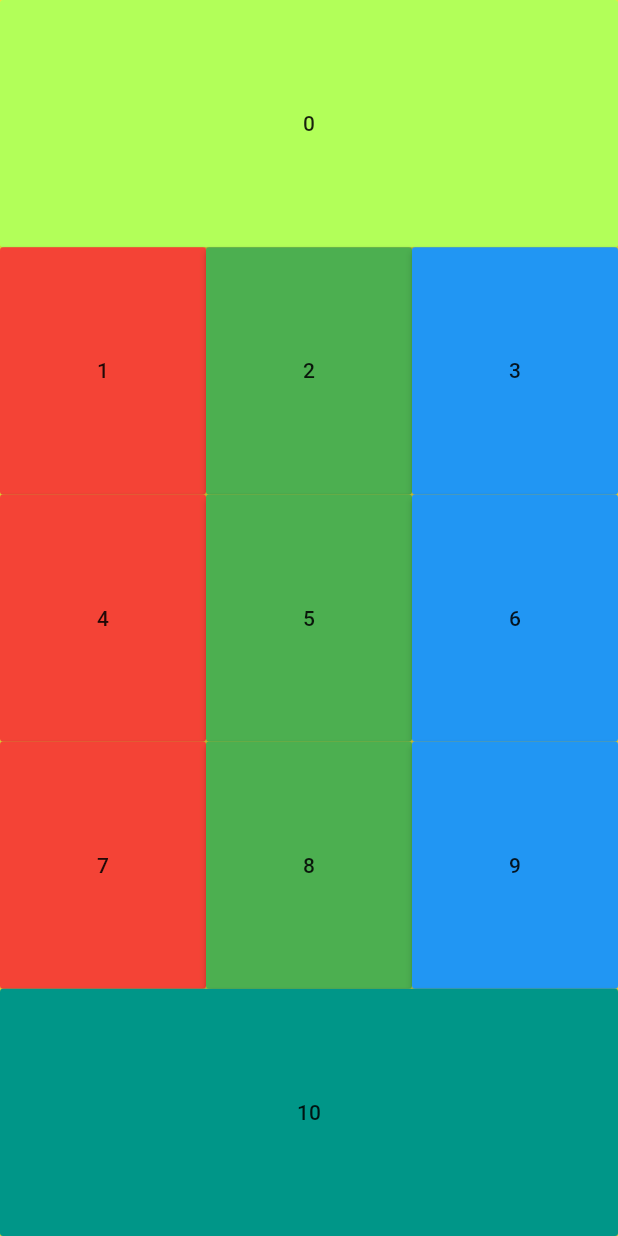
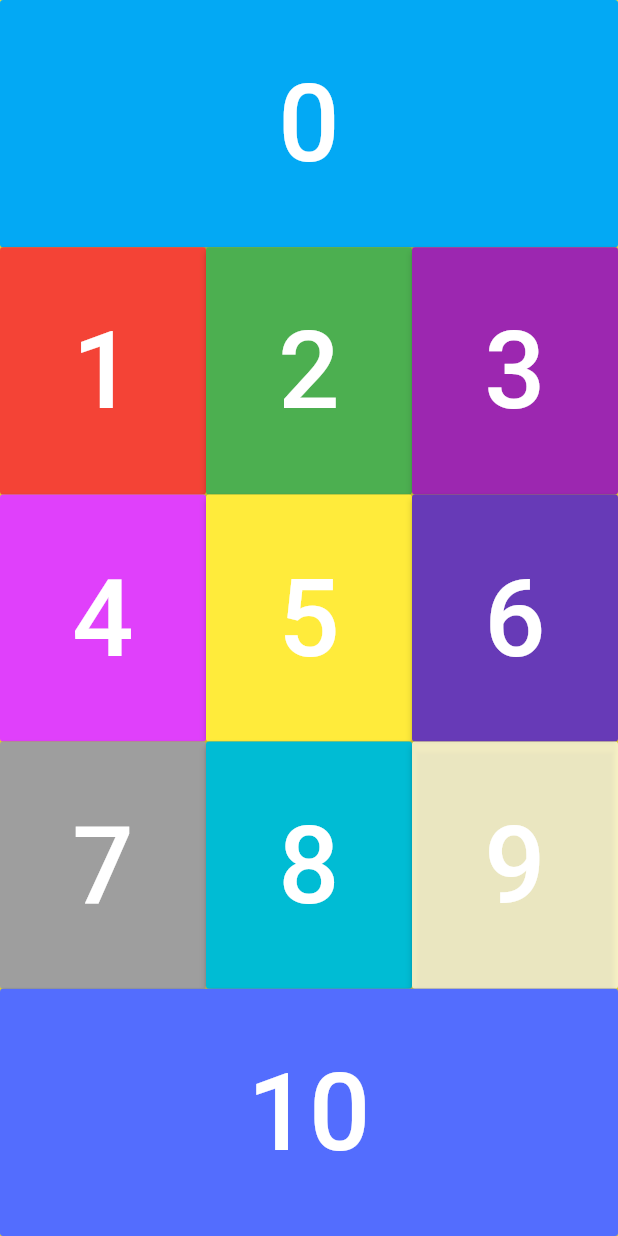
Before and after one commit to Ilhomjon1502/number_speak_flutter, a Flutter app: the screen it shows after launch, after a tap on "10", on a phone screen of 412 x 824 dp. Run offline on Flutter 3.47's test engine with Material 2 defaults, Android fonts, the light colour scheme and no system bars; our stand-ins replace assets_audio_player.

Commit message:
return function

```diff
--- a/lib/main.dart
+++ b/lib/main.dart
@@ -8,6 +8,30 @@ void main() {
 
 class MyApp extends StatelessWidget {
   const MyApp({super.key});
+
+  void playMedia(int number) {
+    final assetsAudioPlayer = AssetsAudioPlayer();
+
+    assetsAudioPlayer.open(
+      Audio("assets/number_$number.wav"),
+    );
+    assetsAudioPlayer.play();
+  }
+
+  Expanded myNumberButton(Color color, int soundNumber){
+    return Expanded(
+      child: MaterialButton(
+        onPressed: () {
+          playMedia(soundNumber);
+        },
+        color: color,
+        child: Text(
+          '$soundNumber',
+          style: TextStyle(color: Colors.white, fontSize: 72),
+        ),
+      ),
+    );
+  }
 
   // This widget is the root of your application.
   @override
@@ -22,23 +46,7 @@ class MyApp extends StatelessWidget {
                 child: Column(
                   crossAxisAlignment: CrossAxisAlignment.stretch,
                   children: [
-                    Expanded(
-                      child: MaterialButton(
-                        onPressed: () {
-                          // final player = AudioPlayer();
-                          // player.setSource(AssetSource('number_1.wav'));
-                          // player.play();
-                          final assetsAudioPlayer = AssetsAudioPlayer();
-
-                          assetsAudioPlayer.open(
-                            Audio("assets/number_0.mp3"),
-                          );
-                          assetsAudioPlayer.play();
-                        },
-                        color: Colors.lightGreenAccent,
-                        child: Text("0"),
-                      ),
-                    )
+                    myNumberButton(Colors.lightBlue, 0)
                   ],
                 ),
               ),
@@ -46,27 +54,9 @@ class MyApp extends StatelessWidget {
                 child: Row(
                   crossAxisAlignment: CrossAxisAlignment.stretch,
                   children: [
-                    Expanded(
-                      child: MaterialButton(
-                        onPressed: () {},
-                        color: Colors.red,
-                        child: Text("1"),
-                      ),
-                    ),
-                    Expanded(
-                      child: MaterialButton(
-                        onPressed: () {},
-                        color: Colors.green,
-                        child: Text("2"),
-                      ),
-                    ),
-                    Expanded(
-                      child: MaterialButton(
-                        onPressed: () {},
-                        color: Colors.blue,
-                        child: Text("3"),
-                      ),
-                    ),
+                   myNumberButton(Colors.red, 1),
+                   myNumberButton(Colors.green, 2),
+                   myNumberButton(Colors.purple, 3),
                   ],
                 ),
               ),
@@ -74,27 +64,9 @@ class MyApp extends StatelessWidget {
                 child: Row(
                   crossAxisAlignment: CrossAxisAlignment.stretch,
                   children: [
-                    Expanded(
-                      child: MaterialButton(
-                        onPressed: () {},
-                        color: Colors.red,
-                        child: Text("4"),
-                      ),
-                    ),
-                    Expanded(
-                      child: MaterialButton(
-                        onPressed: () {},
-                        color: Colors.green,
-                        child: Text("5"),
-                      ),
-                    ),
-                    Expanded(
-                      child: MaterialButton(
-                        onPressed: () {},
-                        color: Colors.blue,
-                        child: Text("6"),
-                      ),
-                    ),
+                   myNumberButton(Colors.purpleAccent, 4),
+                    myNumberButton(Colors.yellow, 5),
+                    myNumberButton(Colors.deepPurple, 6),
                   ],
                 ),
               ),
@@ -102,27 +74,9 @@ class MyApp extends StatelessWidget {
                 child: Row(
                   crossAxisAlignment: CrossAxisAlignment.stretch,
                   children: [
-                    Expanded(
-                      child: MaterialButton(
-                        onPressed: () {},
-                        color: Colors.red,
-                        child: Text("7"),
-                      ),
-                    ),
-                    Expanded(
-                      child: MaterialButton(
-                        onPressed: () {},
-                        color: Colors.green,
-                        child: Text("8"),
-                      ),
-                    ),
-                    Expanded(
-                      child: MaterialButton(
-                        onPressed: () {},
-                        color: Colors.blue,
-                        child: Text("9"),
-                      ),
-                    ),
+                    myNumberButton(Colors.grey, 7),
+                    myNumberButton(Colors.cyan, 8),
+                    myNumberButton(Colors.white70, 9),
                   ],
                 ),
               ),
@@ -130,13 +84,7 @@ class MyApp extends StatelessWidget {
                 child: Column(
                   crossAxisAlignment: CrossAxisAlignment.stretch,
                   children: [
-                    Expanded(
-                      child: MaterialButton(
-                        onPressed: () {},
-                        color: Colors.teal,
-                        child: Text("10"),
-                      ),
-                    )
+                    myNumberButton(Colors.indigoAccent, 10)
                   ],
                 ),
               ),
@@ -146,5 +94,4 @@ class MyApp extends StatelessWidget {
       ),
     );
   }
-
 }
--- a/pubspec.yaml
+++ b/pubspec.yaml
@@ -63,7 +63,7 @@ flutter:
 
   # To add assets to your application, add an assets section, like this:
   assets:
-     - assets/number_0.mp3
+     - assets/
 
   # An image asset can refer to one or more resolution-specific "variants", see
   # https://flutter.dev/assets-and-images/#resolution-aware
```
Also changed, not shown: 2 other files.
